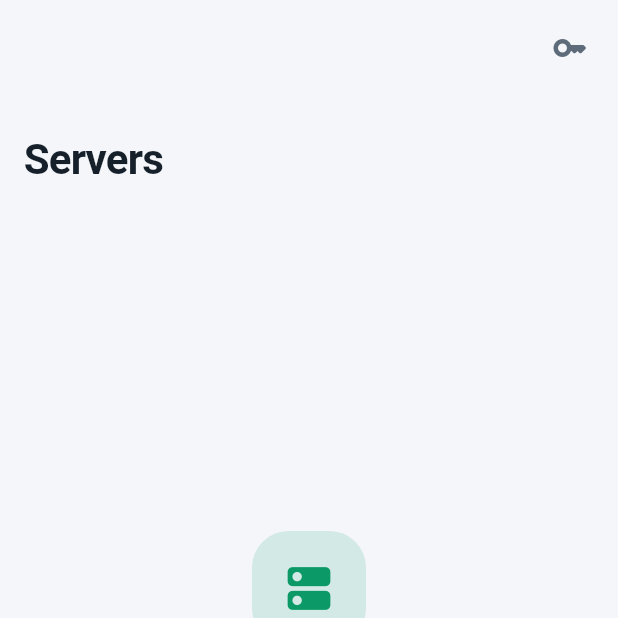
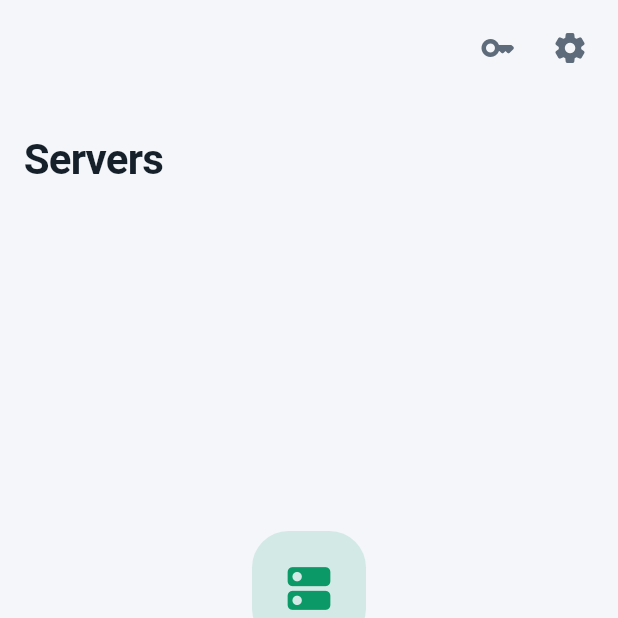
Before and after one commit to szabolevi98/serverdeck, a Flutter app: the screen it shows after launch, on a phone screen of 412 x 824 dp, the top half of it. Run offline on Flutter 3.47's test engine with Material 3 defaults, Android fonts, the phone set to English and light mode, and no system bars; our stand-ins replace fl_chart, flutter_riverpod, flutter_secure_storage, local_auth; missing offline and left inert: dartssh2, pinenacl, xterm.

Commit message:
App lock and settings: the phone's own lock, and the known server keys
With the app lock on, ServerDeck opens behind a lock screen and asks for the
fingerprint, face or PIN, at start and after a minute in the background;
nothing is drawn before the setting is read, so the app cannot flash up
first. Turning the lock on or off takes the device lock too. Without a screen
lock on the phone the switch explains why it is off.

Settings also list the host keys accepted so far, with the servers that use
them, and let one be forgotten after a reinstall. iOS gets its Face ID usage
text. The lock is tested with a stand-in for the device authenticator.

```diff
--- a/lib/app.dart
+++ b/lib/app.dart
@@ -1,6 +1,7 @@
 import 'package:flutter/material.dart';
 
 import 'l10n/generated/app_localizations.dart';
+import 'ui/app_lock.dart';
 import 'ui/servers_screen.dart';
 import 'ui/theme.dart';
 
@@ -16,6 +17,7 @@ class ServerDeckApp extends StatelessWidget {
       supportedLocales: AppLocalizations.supportedLocales,
       theme: buildTheme(Brightness.light),
       darkTheme: buildTheme(Brightness.dark),
+      builder: (context, child) => AppLockGate(child: child!),
       home: const ServersScreen(),
     );
   }
--- /dev/null
+++ b/lib/ui/app_lock.dart
@@ -0,0 +1,124 @@
+import 'package:flutter/material.dart';
+import 'package:flutter/services.dart';
+import 'package:flutter_riverpod/flutter_riverpod.dart';
+import 'package:local_auth/local_auth.dart';
+
+import '../data/app_data.dart';
+import 'theme.dart';
+import 'widgets.dart';
+
+final localAuthProvider = Provider<LocalAuthentication>(
+  (ref) => LocalAuthentication(),
+);
+
+/// Asks the phone's own lock (fingerprint, face or PIN). True when passed.
+Future<bool> unlockWithDevice(WidgetRef ref, String reason) async {
+  try {
+    return await ref
+        .read(localAuthProvider)
+        .authenticate(
+          localizedReason: reason,
+          persistAcrossBackgrounding: true,
+        );
+  } on PlatformException {
+    return false;
+  } on LocalAuthException {
+    return false;
+  }
+}
+
+/// Covers the app with a lock screen when the app lock is on: at start, and
+/// after [grace] in the background.
+class AppLockGate extends ConsumerStatefulWidget {
+  const AppLockGate({super.key, required this.child});
+  final Widget child;
+
+  static const grace = Duration(seconds: 60);
+
+  @override
+  ConsumerState<AppLockGate> createState() => _AppLockGateState();
+}
+
+class _AppLockGateState extends ConsumerState<AppLockGate> {
+  late final AppLifecycleListener _lifecycle;
+  bool _locked = true;
+  bool _asking = false;
+  DateTime? _left;
+
+  @override
+  void initState() {
+    super.initState();
+    _lifecycle = AppLifecycleListener(
+      onHide: () => _left ??= DateTime.now(),
+      onShow: () {
+        final left = _left;
+        _left = null;
+        if (left != null &&
+            DateTime.now().difference(left) >= AppLockGate.grace &&
+            _enabled) {
+          setState(() => _locked = true);
+          _unlock();
+        }
+      },
+    );
+  }
+
+  @override
+  void dispose() {
+    _lifecycle.dispose();
+    super.dispose();
+  }
+
+  bool get _enabled =>
+      ref.read(appDataProvider).value?.settings.appLock ?? false;
+
+  Future<void> _unlock() async {
+    if (_asking) return;
+    _asking = true;
+    final ok = await unlockWithDevice(ref, context.l.lockReason);
+    _asking = false;
+    if (ok && mounted) setState(() => _locked = false);
+  }
+
+  @override
+  Widget build(BuildContext context) {
+    final data = ref.watch(appDataProvider);
+    // Nothing is shown until the settings are read, so the app cannot flash
+    // up before the lock does.
+    if (!data.hasValue && !data.hasError) {
+      return const ColoredBox(color: Colors.transparent);
+    }
+    final enabled = data.value?.settings.appLock ?? false;
+    if (!enabled || !_locked) return widget.child;
+
+    WidgetsBinding.instance.addPostFrameCallback((_) => _unlock());
+    return Material(
+      color: context.colors.surfaceContainerLowest,
+      child: SafeArea(
+        child: Center(
+          child: Column(
+            mainAxisSize: MainAxisSize.min,
+            children: [
+              const TintedIcon(Icons.lock_rounded, size: 84),
+              const SizedBox(height: 24),
+              Text('ServerDeck', style: context.text.headlineMedium),
+              const SizedBox(height: 8),
+              Text(
+                context.l.lockTitle,
+                style: context.text.bodyMedium?.copyWith(
+                  color: context.colors.onSurfaceVariant,
+                ),
+              ),
+              const SizedBox(height: 32),
+              FilledButton.icon(
+                onPressed: _unlock,
+                icon: const Icon(Icons.fingerprint_rounded),
+                label: Text(context.l.lockUnlock),
+              ),
+            ],
+          ),
+        ),
+      ),
+    );
+  }
+}
--- a/lib/ui/servers_screen.dart
+++ b/lib/ui/servers_screen.dart
@@ -7,6 +7,7 @@ import '../ssh/reach.dart';
 import 'keys_screen.dart';
 import 'server_edit_screen.dart';
 import 'server_screen.dart';
+import 'settings_screen.dart';
 import 'theme.dart';
 import 'widgets.dart';
 
@@ -47,6 +48,14 @@ class ServersScreen extends ConsumerWidget {
                   onPressed: () => Navigator.push(
                     context,
                     MaterialPageRoute(builder: (_) => const KeysScreen()),
+                  ),
+                ),
+                IconButton(
+                  tooltip: context.l.settingsTitle,
+                  icon: const Icon(Icons.settings_rounded),
+                  onPressed: () => Navigator.push(
+                    context,
+                    MaterialPageRoute(builder: (_) => const SettingsScreen()),
                   ),
                 ),
                 const SizedBox(width: 8),
```
Also changed, not shown: lib/l10n/app_en.arb (+14 -1 lines), lib/l10n/app_hu.arb (+14 -1 lines), lib/ui/settings_screen.dart (added, +159 -0 lines), lib/l10n/generated/app_localizations.dart, lib/l10n/generated/app_localizations_en.dart, lib/l10n/generated/app_localizations_hu.dart, 2 other files.
